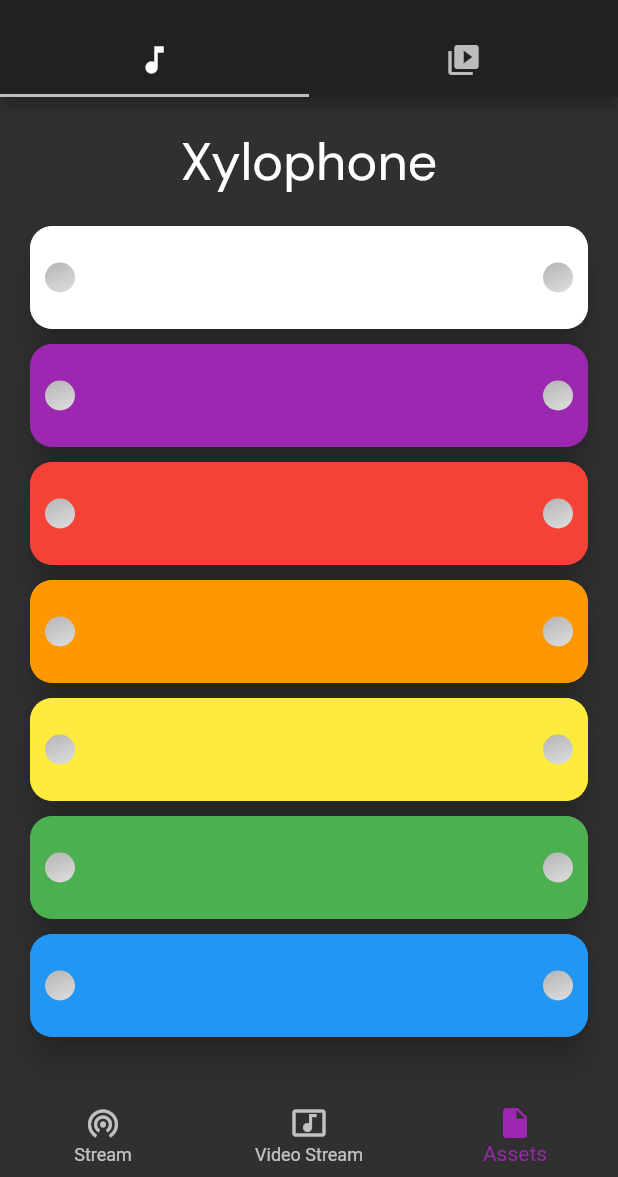
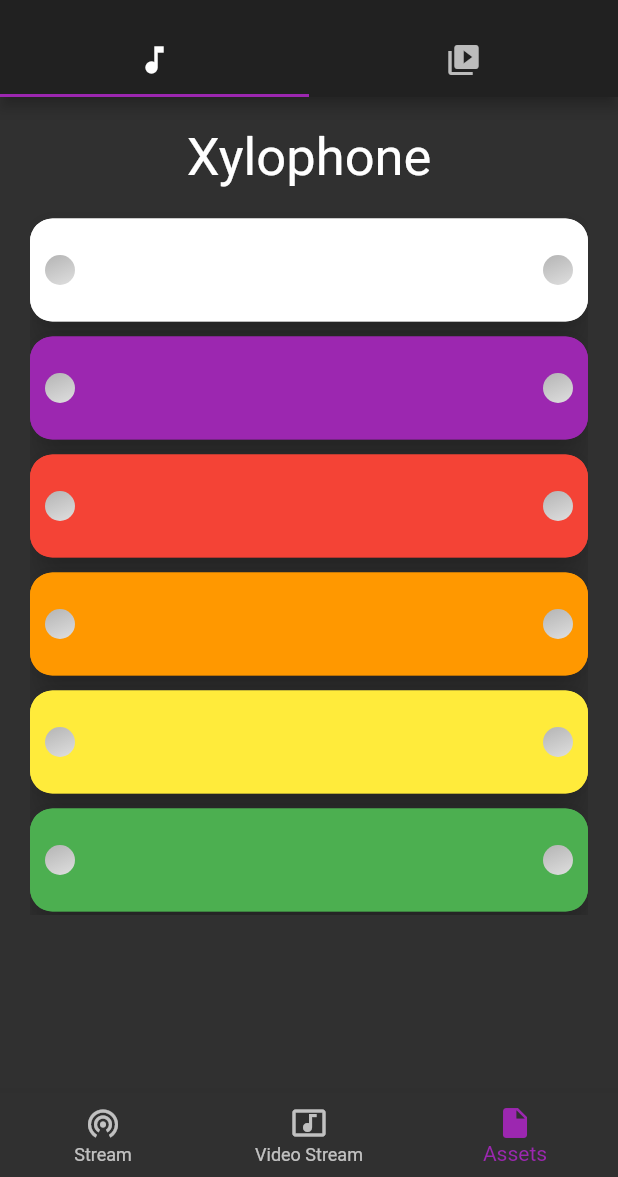
Before and after one commit to roozemanjari/media-player, a Flutter app: the screen it shows after launch, item 3 of the bottom bar chosen, on a phone screen of 412 x 824 dp, the part 59-1236 px from its top. Run offline on Flutter 3.47's test engine with Material 2 defaults, Android fonts, the phone set to English and light mode, and no system bars; our stand-ins replace audioplayers, video_player.

Commit message:
fixed music player dependency issues

```diff
--- a/lib/helpers/playOnlineMusic.dart
+++ b/lib/helpers/playOnlineMusic.dart
@@ -1,10 +1,9 @@
 import 'package:flutter/material.dart';
 import 'package:audioplayers/audioplayers.dart';
-import 'package:google_fonts/google_fonts.dart';
 import '../data/musicData.dart';
 
 class PlayOnlineMusic extends StatefulWidget {
-  int i;
+  final int i;
   PlayOnlineMusic(
     this.i,
   );
@@ -64,6 +63,7 @@ class _PlayOnlineMusicState extends State<PlayOnlineMusic> {
             Container(
               padding: EdgeInsets.all(20.0),
               width: size.width,
+              height: 350.0,
               child: Card(
                 shape: RoundedRectangleBorder(
                   borderRadius: BorderRadius.circular(20.0),
@@ -78,7 +78,7 @@ class _PlayOnlineMusicState extends State<PlayOnlineMusic> {
             Padding(padding: EdgeInsets.only(top: 40.0)),
             Text(
               "${name[widget.i]}",
-              style: GoogleFonts.dmSans(
+              style: Textstyle(
                 fontSize: 26.0,
               ),
             ),
--- a/lib/screens/assetsUI/assets.dart
+++ b/lib/screens/assetsUI/assets.dart
@@ -16,13 +16,8 @@ class _AssetsState extends State<Assets> {
         appBar: AppBar(
           title: Text("Assets"),
           centerTitle: true,
-          // gradient: LinearGradient(
-          //   colors: [Color(0xFF2468FB), Color(0xFFAB1FD9)],
-          //   begin: Alignment.topLeft,
-          //   end: Alignment.bottomRight,
-          // ),
           bottom: TabBar(
-            indicatorColor: Colors.white70,
+            indicatorColor: Colors.purple,
             tabs: [
               Tab(icon: Icon(Icons.music_note)),
               Tab(icon: Icon(Icons.video_library)),
--- a/lib/screens/assetsUI/xylophone.dart
+++ b/lib/screens/assetsUI/xylophone.dart
@@ -1,5 +1,4 @@
 import 'package:flutter/material.dart';
-import 'package:google_fonts/google_fonts.dart';
 import 'package:audioplayers/audio_cache.dart';
 
 class Xylophone extends StatefulWidget {
@@ -27,23 +26,19 @@ class _XylophoneState extends State<Xylophone> {
   @override
   Widget build(BuildContext context) {
     Size size = MediaQuery.of(context).size;
-    return Center(
-      child: Column(
-        children: <Widget>[
-          Padding(padding: EdgeInsets.only(top: 20.0)),
+    return Column(
+      children: [
+        SizedBox(height: 20),
         Text(
           "Xylophone",
-            style: GoogleFonts.dmSans(
-              fontSize: 35.0,
-            ),
+          style: TextStyle(fontSize: 35.0),
         ),
         Container(
-            // color: Colors.grey,
           padding: EdgeInsets.fromLTRB(20.0, 10.0, 20.0, 10.0),
           width: size.width,
-            height: size.height - (size.height / 3.4),
+          height: size.height * 0.6,
           child: ListView.builder(
-              physics: NeverScrollableScrollPhysics(),
+            physics: BouncingScrollPhysics(),
             itemCount: 7,
             itemBuilder: (BuildContext context, int i) => GestureDetector(
               onTap: () {
@@ -99,7 +94,6 @@ class _XylophoneState extends State<Xylophone> {
           ),
         ),
       ],
-      ),
     );
   }
 }
--- a/lib/screens/homepage.dart
+++ b/lib/screens/homepage.dart
@@ -10,6 +10,7 @@ class HomePage extends StatefulWidget {
 }
 
 class _HomePageState extends State<HomePage> {
+  // Variables
   DateTime currentTime;
   int _selectedIndex = 0;
 
@@ -61,6 +62,7 @@ class _HomePageState extends State<HomePage> {
         unselectedItemColor: Colors.white70,
         currentIndex: _selectedIndex,
         onTap: (val) {
+          // To rebuild the UI so that the changes are updated
           setState(() {
             _selectedIndex = val;
           });
--- a/lib/screens/splashScreen.dart
+++ b/lib/screens/splashScreen.dart
@@ -8,7 +8,8 @@ class SplashScreen extends StatefulWidget {
 }
 
 class _SplashScreenState extends State<SplashScreen> {
-  // It is the first function which is executed when an object of the class is created.
+  // It is the first function which is executed
+  // when an object of the class is created.
   @override
   void initState() {
     super.initState();
--- a/lib/screens/streamMusic.dart
+++ b/lib/screens/streamMusic.dart
@@ -2,7 +2,6 @@ import 'package:flutter/cupertino.dart';
 import 'package:flutter/material.dart';
 import '../data/userData.dart';
 import '../data/musicData.dart';
-import 'package:google_fonts/google_fonts.dart';
 import '../helpers/playOnlineMusic.dart';
 
 class StreamMusic extends StatefulWidget {
@@ -51,7 +50,7 @@ class _StreamMusicState extends State<StreamMusic> {
                 width: size.width,
                 child: Text(
                   "$greetingMessage,\nShashwat",
-                  style: GoogleFonts.dmSans(
+                  style: TextStyle(
                     fontSize: 35.0,
                   ),
                   textAlign: TextAlign.left,
@@ -94,7 +93,7 @@ class _StreamMusicState extends State<StreamMusic> {
                 width: size.width,
                 child: Text(
                   "All songs",
-                  style: GoogleFonts.dmSans(
+                  style: TextStyle(
                     fontSize: 30.0,
                   ),
                   textAlign: TextAlign.left,
--- a/pubspec.yaml
+++ b/pubspec.yaml
@@ -25,8 +25,6 @@ dependencies:
     sdk: flutter
   audioplayers: ^0.18.3
   cupertino_icons: ^1.0.2
-  google_fonts: ^2.0.0
-  intl: ^0.17.0
   video_player: ^2.1.1
 
 dev_dependencies:
```
Also changed, not shown: lib/helpers/assetVideoPlayer.dart (+1 -8 lines), lib/helpers/onlineVideoStream.dart (+1 -9 lines), lib/screens/assetsUI/assetsVideo.dart (+2 -7 lines), lib/screens/videoStream.dart (+4 -10 lines), pubspec.lock. Lines whose indentation alone changed are shown as unchanged.
